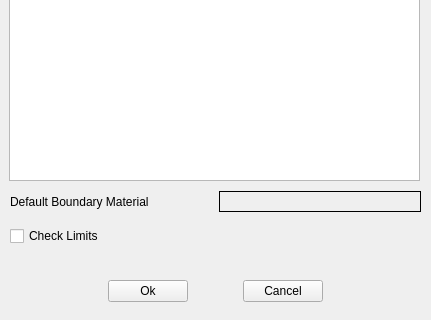
Before: the Qt Designer form src/OpenParEMg/Materials.ui in OpenParEM/OpenParEM, drawn with Qt 5; both pictures show x 0 to 431 and y 229 to 549 of the 431 by 549 pixel window.
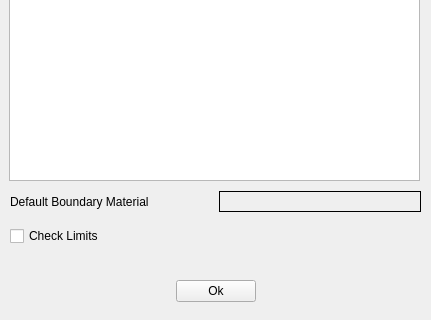
After: the same form once the commit is applied.

Commit message: more refinement on the materials editor

```diff
--- a/src/OpenParEMg/Materials.ui
+++ b/src/OpenParEMg/Materials.ui
@@ -42,19 +42,6 @@
       </property>
      </spacer>
     </item>
-    <item>
-     <spacer name="horizontalSpacer_4">
-      <property name="orientation">
-       <enum>Qt::Orientation::Horizontal</enum>
-      </property>
-      <property name="sizeHint" stdset="0">
-       <size>
-        <width>40</width>
-        <height>20</height>
-       </size>
-      </property>
-     </spacer>
-    </item>
     <item>
      <widget class="QPushButton" name="OkButton">
       <property name="text">
@@ -65,42 +52,6 @@
       </property>
      </widget>
     </item>
-    <item>
-     <spacer name="horizontalSpacer">
-      <property name="orientation">
-       <enum>Qt::Orientation::Horizontal</enum>
-      </property>
-      <property name="sizeHint" stdset="0">
-       <size>
-        <width>40</width>
-        <height>20</height>
-       </size>
-      </property>
-     </spacer>
-    </item>
-    <item>
-     <widget class="QPushButton" name="CancelButton">
-      <property name="text">
-       <string>Cancel</string>
-      </property>
-      <property name="autoDefault">
-       <bool>false</bool>
-      </property>
-     </widget>
-    </item>
-    <item>
-     <spacer name="horizontalSpacer_5">
-      <property name="orientation">
-       <enum>Qt::Orientation::Horizontal</enum>
-      </property>
-      <property name="sizeHint" stdset="0">
-       <size>
-        <width>40</width>
-        <height>20</height>
-       </size>
-      </property>
-     </spacer>
-    </item>
     <item>
      <spacer name="horizontalSpacer_2">
       <property name="orientation">
```
The commit also changes 4 other files.
